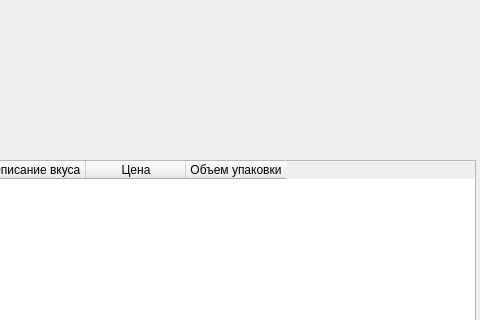
Above: main.ui from Gen12-sb/lastTask before the change; both pictures show x 320 to 800 and y 0 to 320 of the 800 by 600 pixel window. Below: the same form after it.
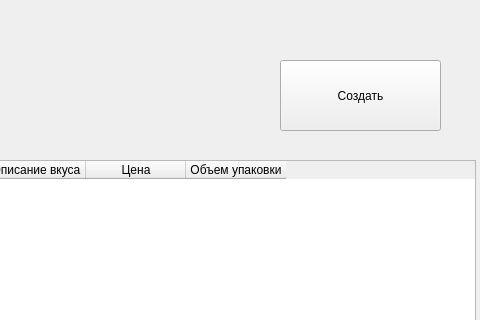
That is the form after the change.

The edit to the form file:
```diff
--- a/main.ui
+++ b/main.ui
@@ -54,6 +54,19 @@
      </property>
     </column>
    </widget>
+   <widget class="QPushButton" name="pushButton">
+    <property name="geometry">
+     <rect>
+      <x>600</x>
+      <y>60</y>
+      <width>161</width>
+      <height>71</height>
+     </rect>
+    </property>
+    <property name="text">
+     <string>Создать</string>
+    </property>
+   </widget>
   </widget>
   <widget class="QMenuBar" name="menubar">
    <property name="geometry">
```
